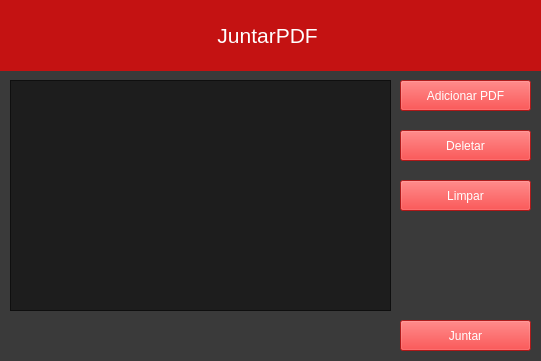
The window that designs/designJuntar.ui (mga98/pdfManager) describes before a commit, drawn with Qt 5.
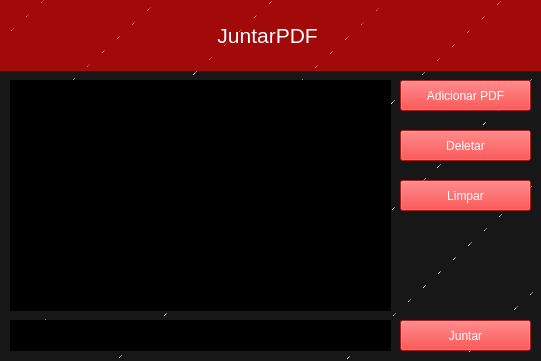
The same window after the commit.

What changed in the file:
```diff
--- a/designs/designJuntar.ui
+++ b/designs/designJuntar.ui
@@ -14,7 +14,7 @@
    <string>Form</string>
   </property>
   <property name="styleSheet">
-   <string notr="true">background-color: rgb(58, 58, 58);</string>
+   <string notr="true">background-color: qlineargradient(spread:repeat, x1:0.456, y1:0.365, x2:0.596, y2:0.465, stop:0.998342 rgba(23, 23, 23, 255), stop:1 rgba(255, 255, 255, 255));</string>
   </property>
   <widget class="QPushButton" name="btnJuntar">
    <property name="geometry">
@@ -37,9 +37,8 @@
     <cursorShape>PointingHandCursor</cursorShape>
    </property>
    <property name="styleSheet">
-    <string notr="true">background-color: rgba(255, 0, 0, 0.7);
-color: rgb(255, 255, 255);
-</string>
+    <string notr="true">background-color: rgba(255, 0, 0, 0.6);
+color: rgb(255, 255, 255);</string>
    </property>
    <property name="text">
     <string>Juntar</string>
@@ -55,21 +54,22 @@
     </rect>
    </property>
    <property name="styleSheet">
-    <string notr="true">background-color: rgba(0, 0, 0, 0.5);
+    <string notr="true">background-color: rgb(0, 0, 0);
 color: rgb(255, 255, 255);</string>
    </property>
   </widget>
   <widget class="QLabel" name="label_2">
    <property name="geometry">
     <rect>
-     <x>20</x>
+     <x>10</x>
      <y>320</y>
-     <width>371</width>
+     <width>381</width>
      <height>31</height>
     </rect>
    </property>
    <property name="styleSheet">
-    <string notr="true">color: rgb(255, 255, 255);
+    <string notr="true">background-color: rgb(0, 0, 0);
+color: rgb(255, 255, 255);
 font: 75 10pt &quot;MS Shell Dlg 2&quot;;</string>
    </property>
    <property name="text">
@@ -94,7 +94,7 @@
     <cursorShape>PointingHandCursor</cursorShape>
    </property>
    <property name="styleSheet">
-    <string notr="true">background-color: rgba(255, 0, 0, 0.7);
+    <string notr="true">background-color: rgba(255, 0, 0, 0.6);
 color: rgb(255, 255, 255);</string>
    </property>
    <property name="text">
@@ -114,7 +114,7 @@
     <bool>true</bool>
    </property>
    <property name="styleSheet">
-    <string notr="true">background-color: rgba(255, 0, 0, 0.7);</string>
+    <string notr="true">background-color: rgba(255, 0, 0, 0.6);</string>
    </property>
    <property name="text">
     <string>&lt;html&gt;&lt;head/&gt;&lt;body&gt;&lt;p&gt;&lt;span style=&quot; font-size:16pt; color:#ffffff;&quot;&gt;JuntarPDF &lt;/span&gt;&lt;/p&gt;&lt;/body&gt;&lt;/html&gt;</string>
@@ -148,7 +148,7 @@
     <bool>false</bool>
    </property>
    <property name="styleSheet">
-    <string notr="true">background-color: rgba(255, 0, 0, 0.7);
+    <string notr="true">background-color: rgba(255, 0, 0, 0.6);
 color: rgb(255, 255, 255);</string>
    </property>
    <property name="text">
@@ -176,7 +176,7 @@
     <cursorShape>PointingHandCursor</cursorShape>
    </property>
    <property name="styleSheet">
-    <string notr="true">background-color: rgba(255, 0, 0, 0.7);
+    <string notr="true">background-color: rgba(255, 0, 0, 0.6);
 color: rgb(255, 255, 255);</string>
    </property>
    <property name="text">
```
Left out of the diff: 2 changed lines with no effect on the pictures.
